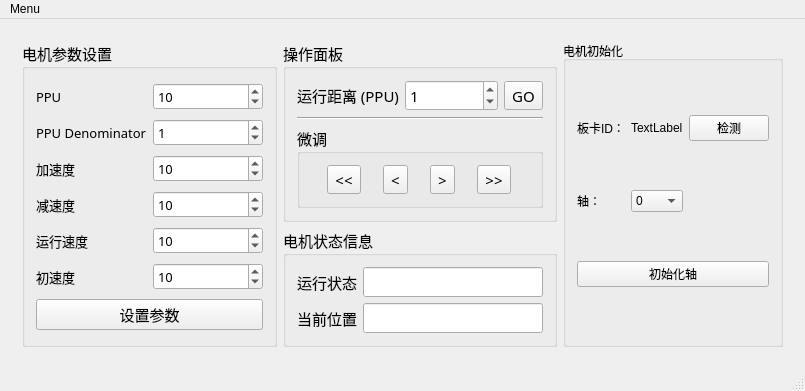
Above: MainWindow.ui from Maplefsnow/MapControlSys before the change. Below: the same form after it.
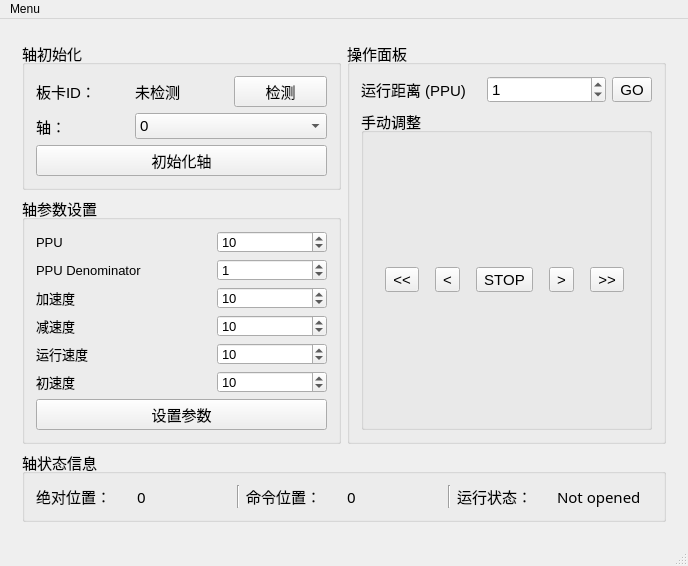
That is the form after the change. Custom widgets are drawn as their Qt base class.

```diff
--- a/MainWindow.ui
+++ b/MainWindow.ui
@@ -6,464 +6,36 @@
    <rect>
     <x>0</x>
     <y>0</y>
-    <width>805</width>
-    <height>360</height>
+    <width>688</width>
+    <height>537</height>
    </rect>
   </property>
   <property name="windowTitle">
    <string>MainWindow</string>
   </property>
   <widget class="QWidget" name="centralWidget">
-   <layout class="QGridLayout" name="gridLayout_5">
-    <item row="0" column="0">
+   <layout class="QGridLayout" name="gridLayout_4">
+    <item row="1" column="0">
      <widget class="MotorPanel" name="motorWidget" native="true">
-      <layout class="QGridLayout" name="gridLayout_3">
-       <item row="0" column="0" rowspan="2">
-        <widget class="QGroupBox" name="groupBox">
-         <property name="font">
-          <font>
-           <family>阿里巴巴普惠体 2.0 55 Regular</family>
-           <pointsize>11</pointsize>
-           <italic>false</italic>
-           <bold>false</bold>
-          </font>
-         </property>
-         <property name="title">
-          <string>电机参数设置</string>
-         </property>
-         <layout class="QGridLayout" name="gridLayout_2">
-          <item row="5" column="0">
-           <widget class="QLabel" name="label_3">
-            <property name="font">
-             <font>
-              <family>阿里巴巴普惠体 2.0 55 Regular</family>
-              <pointsize>10</pointsize>
-              <italic>false</italic>
-              <bold>false</bold>
-             </font>
-            </property>
-            <property name="text">
-             <string>初速度</string>
-            </property>
-           </widget>
-          </item>
-          <item row="3" column="0">
-           <widget class="QLabel" name="label_6">
-            <property name="font">
-             <font>
-              <family>阿里巴巴普惠体 2.0 55 Regular</family>
-              <pointsize>10</pointsize>
-              <italic>false</italic>
-              <bold>false</bold>
-             </font>
-            </property>
-            <property name="text">
-             <string>减速度</string>
-            </property>
-           </widget>
-          </item>
-          <item row="2" column="0">
-           <widget class="QLabel" name="label_5">
-            <property name="font">
-             <font>
-              <family>阿里巴巴普惠体 2.0 55 Regular</family>
-              <pointsize>10</pointsize>
-              <italic>false</italic>
-              <bold>false</bold>
-             </font>
-            </property>
-            <property name="text">
-             <string>加速度</string>
-            </property>
-           </widget>
-          </item>
-          <item row="5" column="1">
-           <widget class="QSpinBox" name="spinBox_initVel">
-            <property name="minimumSize">
-             <size>
-              <width>110</width>
-              <height>22</height>
-             </size>
-            </property>
-            <property name="font">
-             <font>
-              <family>阿里巴巴普惠体 2.0 55 Regular</family>
-              <pointsize>10</pointsize>
-              <italic>false</italic>
-              <bold>false</bold>
-              <kerning>true</kerning>
-             </font>
-            </property>
-            <property name="mouseTracking">
-             <bool>false</bool>
-            </property>
-            <property name="tabletTracking">
-             <bool>false</bool>
-            </property>
-            <property name="contextMenuPolicy">
-             <enum>Qt::DefaultContextMenu</enum>
-            </property>
-            <property name="minimum">
-             <number>0</number>
-            </property>
-            <property name="maximum">
-             <number>10000000</number>
-            </property>
-            <property name="value">
-             <number>10</number>
-            </property>
-           </widget>
-          </item>
-          <item row="4" column="1">
-           <widget class="QSpinBox" name="spinBox_runningVel">
-            <property name="minimumSize">
-             <size>
-              <width>110</width>
-              <height>22</height>
-             </size>
-            </property>
-            <property name="font">
-             <font>
-              <family>阿里巴巴普惠体 2.0 55 Regular</family>
-              <pointsize>10</pointsize>
-              <italic>false</italic>
-              <bold>false</bold>
-              <kerning>true</kerning>
-             </font>
-            </property>
-            <property name="mouseTracking">
-             <bool>false</bool>
-            </property>
-            <property name="tabletTracking">
-             <bool>false</bool>
-            </property>
-            <property name="contextMenuPolicy">
-             <enum>Qt::DefaultContextMenu</enum>
-            </property>
-            <property name="minimum">
-             <number>0</number>
-            </property>
-            <property name="maximum">
-             <number>10000000</number>
-            </property>
-            <property name="value">
-             <number>10</number>
-            </property>
-           </widget>
-          </item>
-          <item row="1" column="0">
-           <widget class="QLabel" name="label_2">
-            <property name="font">
-             <font>
-              <family>阿里巴巴普惠体 2.0 55 Regular</family>
-              <pointsize>10</pointsize>
-              <italic>false</italic>
-              <bold>false</bold>
-             </font>
-            </property>
-            <property name="text">
-             <string>PPU Denominator</string>
-            </property>
-           </widget>
-          </item>
-          <item row="1" column="1">
-           <widget class="QSpinBox" name="spinBox_PPUDenominator">
-            <property name="minimumSize">
-             <size>
-              <width>110</width>
-              <height>22</height>
-             </size>
-            </property>
-            <property name="font">
-             <font>
-              <family>阿里巴巴普惠体 2.0 55 Regular</family>
-              <pointsize>10</pointsize>
-              <italic>false</italic>
-              <bold>false</bold>
-              <kerning>true</kerning>
-             </font>
-            </property>
-            <property name="mouseTracking">
-             <bool>false</bool>
-            </property>
-            <property name="tabletTracking">
-             <bool>false</bool>
-            </property>
-            <property name="contextMenuPolicy">
-             <enum>Qt::DefaultContextMenu</enum>
-            </property>
-            <property name="minimum">
-             <number>0</number>
-            </property>
-            <property name="maximum">
-             <number>10000000</number>
-            </property>
-            <property name="value">
-             <number>1</number>
-            </property>
-           </widget>
-          </item>
-          <item row="4" column="0">
-           <widget class="QLabel" name="label_4">
-            <property name="font">
-             <font>
-              <family>阿里巴巴普惠体 2.0 55 Regular</family>
-              <pointsize>10</pointsize>
-              <italic>false</italic>
-              <bold>false</bold>
-             </font>
-            </property>
-            <property name="text">
-             <string>运行速度</string>
-            </property>
-           </widget>
-          </item>
-          <item row="0" column="1">
-           <widget class="QSpinBox" name="spinBox_PPU">
-            <property name="minimumSize">
-             <size>
-              <width>110</width>
-              <height>22</height>
-             </size>
-            </property>
-            <property name="font">
-             <font>
-              <family>阿里巴巴普惠体 2.0 55 Regular</family>
-              <pointsize>10</pointsize>
-              <italic>false</italic>
-              <bold>false</bold>
-              <kerning>true</kerning>
-             </font>
-            </property>
-            <property name="mouseTracking">
-             <bool>false</bool>
-            </property>
-            <property name="tabletTracking">
-             <bool>false</bool>
-            </property>
-            <property name="contextMenuPolicy">
-             <enum>Qt::DefaultContextMenu</enum>
-            </property>
-            <property name="minimum">
-             <number>0</number>
-            </property>
-            <property name="maximum">
-             <number>10000000</number>
-            </property>
-            <property name="value">
-             <number>10</number>
-            </property>
-           </widget>
-          </item>
-          <item row="0" column="0">
-           <widget class="QLabel" name="label">
-            <property name="font">
-             <font>
-              <family>阿里巴巴普惠体 2.0 55 Regular</family>
-              <pointsize>10</pointsize>
-              <italic>false</italic>
-              <bold>false</bold>
-             </font>
-            </property>
-            <property name="text">
-             <string>PPU</string>
-            </property>
-           </widget>
-          </item>
-          <item row="3" column="1">
-           <widget class="QSpinBox" name="spinBox_dec">
-            <property name="minimumSize">
-             <size>
-              <width>110</width>
-              <height>22</height>
-             </size>
-            </property>
-            <property name="sizeIncrement">
-             <size>
-              <width>1</width>
-              <height>1111</height>
-             </size>
-            </property>
-            <property name="font">
-             <font>
-              <family>阿里巴巴普惠体 2.0 55 Regular</family>
-              <pointsize>10</pointsize>
-              <italic>false</italic>
-              <bold>false</bold>
-              <kerning>true</kerning>
-             </font>
-            </property>
-            <property name="mouseTracking">
-             <bool>false</bool>
-            </property>
-            <property name="tabletTracking">
-             <bool>false</bool>
-            </property>
-            <property name="contextMenuPolicy">
-             <enum>Qt::DefaultContextMenu</enum>
-            </property>
-            <property name="minimum">
-             <number>0</number>
-            </property>
-            <property name="maximum">
-             <number>10000000</number>
-            </property>
-            <property name="value">
-             <number>10</number>
-            </property>
-           </widget>
-          </item>
-          <item row="2" column="1">
-           <widget class="QSpinBox" name="spinBox_acc">
-            <property name="minimumSize">
-             <size>
-              <width>110</width>
-              <height>22</height>
-             </size>
-            </property>
-            <property name="font">
-             <font>
-              <family>阿里巴巴普惠体 2.0 55 Regular</family>
-              <pointsize>10</pointsize>
-              <italic>false</italic>
-              <bold>false</bold>
-              <kerning>true</kerning>
-             </font>
-            </property>
-            <property name="mouseTracking">
-             <bool>false</bool>
-            </property>
-            <property name="tabletTracking">
-             <bool>false</bool>
-            </property>
-            <property name="contextMenuPolicy">
-             <enum>Qt::DefaultContextMenu</enum>
-            </property>
-            <property name="minimum">
-             <number>0</number>
-            </property>
-            <property name="maximum">
-             <number>10000000</number>
-            </property>
-            <property name="value">
-             <number>10</number>
-            </property>
-           </widget>
-          </item>
-          <item row="6" column="0" colspan="2">
-           <widget class="QPushButton" name="paramsSetButton">
-            <property name="text">
-             <string>设置参数</string>
-            </property>
-            <property name="autoDefault">
-             <bool>false</bool>
-            </property>
-            <property name="default">
-             <bool>false</bool>
-            </property>
-            <property name="flat">
-             <bool>false</bool>
-            </property>
-           </widget>
-          </item>
-         </layout>
-        </widget>
-       </item>
-       <item row="0" column="1">
-        <widget class="QGroupBox" name="groupBox_3">
-         <property name="font">
-          <font>
-           <family>阿里巴巴普惠体 2.0 55 Regular</family>
-           <pointsize>11</pointsize>
-           <bold>false</bold>
-          </font>
-         </property>
-         <property name="title">
-          <string>操作面板</string>
-         </property>
-         <layout class="QGridLayout" name="gridLayout_4">
-          <item row="1" column="1">
-           <widget class="QSpinBox" name="spinBox_runDis">
-            <property name="minimum">
-             <number>-10000000</number>
-            </property>
-            <property name="maximum">
-             <number>10000000</number>
-            </property>
-            <property name="value">
-             <number>1</number>
-            </property>
-           </widget>
-          </item>
-          <item row="1" column="2">
-           <widget class="QToolButton" name="button_runDis">
-            <property name="text">
-             <string>GO</string>
-            </property>
-           </widget>
-          </item>
-          <item row="1" column="0">
-           <widget class="QLabel" name="label_9">
-            <property name="text">
-             <string>运行距离 (PPU)</string>
-            </property>
-           </widget>
-          </item>
-          <item row="2" column="0" colspan="3">
-           <widget class="Line" name="line">
-            <property name="orientation">
-             <enum>Qt::Horizontal</enum>
-            </property>
-           </widget>
-          </item>
-          <item row="3" column="0" colspan="3">
-           <widget class="QGroupBox" name="groupBox_4">
-            <property name="title">
-             <string>微调</string>
-            </property>
-            <layout class="QHBoxLayout" name="horizontalLayout">
-             <item>
-              <widget class="QToolButton" name="toolButton_3">
-               <property name="text">
-                <string>&lt;&lt;</string>
-               </property>
-              </widget>
-             </item>
-             <item>
-              <widget class="QToolButton" name="toolButton_4">
-               <property name="text">
-                <string>&lt;</string>
-               </property>
-              </widget>
-             </item>
-             <item>
-              <widget class="QToolButton" name="toolButton_5">
-               <property name="text">
-                <string>&gt;</string>
-               </property>
-              </widget>
-             </item>
-             <item>
-              <widget class="QToolButton" name="toolButton_6">
-               <property name="text">
-                <string>&gt;&gt;</string>
-               </property>
-              </widget>
-             </item>
-            </layout>
-           </widget>
-          </item>
-         </layout>
-        </widget>
-       </item>
-       <item row="0" column="2" rowspan="2">
+      <layout class="QGridLayout" name="gridLayout_5">
+       <item row="0" column="0">
         <widget class="QGroupBox" name="groupBox_5">
+         <property name="font">
+          <font>
+           <pointsize>11</pointsize>
+          </font>
+         </property>
          <property name="title">
-          <string>电机初始化</string>
+          <string>轴初始化</string>
          </property>
          <layout class="QGridLayout" name="gridLayout">
           <item row="0" column="0">
            <widget class="QLabel" name="label_10">
+            <property name="font">
+             <font>
+              <pointsize>11</pointsize>
+             </font>
+            </property>
             <property name="text">
              <string>板卡ID：</string>
             </property>
@@ -471,27 +43,59 @@
           </item>
           <item row="0" column="1">
            <widget class="QLabel" name="label_cardID">
+            <property name="font">
+             <font>
+              <pointsize>11</pointsize>
+             </font>
+            </property>
             <property name="text">
-             <string>TextLabel</string>
+             <string>未检测</string>
             </property>
            </widget>
           </item>
           <item row="0" column="2">
            <widget class="QPushButton" name="pushButton">
+            <property name="font">
+             <font>
+              <pointsize>11</pointsize>
+             </font>
+            </property>
             <property name="text">
              <string>检测</string>
             </property>
            </widget>
           </item>
+          <item row="2" column="0" colspan="3">
+           <widget class="QPushButton" name="pushButton_initAxis">
+            <property name="font">
+             <font>
+              <pointsize>11</pointsize>
+             </font>
+            </property>
+            <property name="text">
+             <string>初始化轴</string>
+            </property>
+           </widget>
+          </item>
           <item row="1" column="0">
            <widget class="QLabel" name="label_12">
+            <property name="font">
+             <font>
+              <pointsize>11</pointsize>
+             </font>
+            </property>
             <property name="text">
              <string>轴：</string>
             </property>
            </widget>
           </item>
-          <item row="1" column="1">
+          <item row="1" column="1" colspan="2">
            <widget class="QComboBox" name="comboBox_axisID">
+            <property name="font">
+             <font>
+              <pointsize>11</pointsize>
+             </font>
+            </property>
             <item>
              <property name="text">
               <string>0</string>
@@ -524,48 +128,636 @@
             </item>
            </widget>
           </item>
-          <item row="2" column="0" colspan="3">
-           <widget class="QPushButton" name="pushButton_initAxis">
+         </layout>
+        </widget>
+       </item>
+       <item row="0" column="1" rowspan="2">
+        <widget class="QGroupBox" name="groupBox_3">
+         <property name="font">
+          <font>
+           <family>Microsoft YaHei UI</family>
+           <pointsize>11</pointsize>
+           <bold>false</bold>
+          </font>
+         </property>
+         <property name="title">
+          <string>操作面板</string>
+         </property>
+         <layout class="QGridLayout" name="gridLayout_3">
+          <item row="0" column="0">
+           <widget class="QLabel" name="label_9">
+            <property name="font">
+             <font>
+              <family>Microsoft YaHei UI</family>
+              <pointsize>11</pointsize>
+              <bold>false</bold>
+             </font>
+            </property>
             <property name="text">
-             <string>初始化轴</string>
+             <string>运行距离 (PPU)</string>
             </property>
            </widget>
           </item>
+          <item row="0" column="1">
+           <widget class="QSpinBox" name="spinBox_runDis">
+            <property name="font">
+             <font>
+              <family>Microsoft YaHei UI</family>
+              <pointsize>11</pointsize>
+              <bold>false</bold>
+             </font>
+            </property>
+            <property name="minimum">
+             <number>-10000000</number>
+            </property>
+            <property name="maximum">
+             <number>10000000</number>
+            </property>
+            <property name="value">
+             <number>1</number>
+            </property>
+           </widget>
+          </item>
+          <item row="0" column="2">
+           <widget class="QToolButton" name="button_runDis">
+            <property name="font">
+             <font>
+              <family>Microsoft YaHei UI</family>
+              <pointsize>11</pointsize>
+              <bold>false</bold>
+             </font>
+            </property>
+            <property name="text">
+             <string>GO</string>
+            </property>
+           </widget>
+          </item>
+          <item row="1" column="0" colspan="3">
+           <widget class="QGroupBox" name="groupBox_4">
+            <property name="font">
+             <font>
+              <family>Microsoft YaHei UI</family>
+              <pointsize>11</pointsize>
+              <bold>false</bold>
+             </font>
+            </property>
+            <property name="title">
+             <string>手动调整</string>
+            </property>
+            <layout class="QHBoxLayout" name="horizontalLayout">
+             <item>
+              <widget class="QToolButton" name="toolButton_RevXCmove">
+               <property name="font">
+                <font>
+                 <family>Microsoft YaHei UI</family>
+                 <pointsize>11</pointsize>
+                 <bold>false</bold>
+                </font>
+               </property>
+               <property name="text">
+                <string>&lt;&lt;</string>
+               </property>
+              </widget>
+             </item>
+             <item>
+              <widget class="QToolButton" name="toolButton_RevXmove">
+               <property name="font">
+                <font>
+                 <family>Microsoft YaHei UI</family>
+                 <pointsize>11</pointsize>
+                 <bold>false</bold>
+                </font>
+               </property>
+               <property name="text">
+                <string>&lt;</string>
+               </property>
+              </widget>
+             </item>
+             <item>
+              <widget class="QToolButton" name="toolButton_stopMotor">
+               <property name="font">
+                <font>
+                 <family>Microsoft YaHei UI</family>
+                 <pointsize>11</pointsize>
+                 <bold>false</bold>
+                </font>
+               </property>
+               <property name="text">
+                <string>STOP</string>
+               </property>
+              </widget>
+             </item>
+             <item>
+              <widget class="QToolButton" name="toolButton_Xmove">
+               <property name="font">
+                <font>
+                 <family>Microsoft YaHei UI</family>
+                 <pointsize>11</pointsize>
+                 <bold>false</bold>
+                </font>
+               </property>
+               <property name="text">
+                <string>&gt;</string>
+               </property>
+              </widget>
+             </item>
+             <item>
+              <widget class="QToolButton" name="toolButton_6">
+               <property name="font">
+                <font>
+                 <family>Microsoft YaHei UI</family>
+                 <pointsize>11</pointsize>
+                 <bold>false</bold>
+                </font>
+               </property>
+               <property name="text">
+                <string>&gt;&gt;</string>
+               </property>
+              </widget>
+             </item>
+            </layout>
+           </widget>
+          </item>
          </layout>
         </widget>
        </item>
-       <item row="1" column="1">
+       <item row="1" column="0">
+        <widget class="QGroupBox" name="groupBox">
+         <property name="font">
+          <font>
+           <family>Microsoft YaHei UI</family>
+           <pointsize>11</pointsize>
+           <italic>false</italic>
+           <bold>false</bold>
+          </font>
+         </property>
+         <property name="title">
+          <string>轴参数设置</string>
+         </property>
+         <layout class="QGridLayout" name="gridLayout_2">
+          <item row="0" column="0">
+           <widget class="QLabel" name="label">
+            <property name="font">
+             <font>
+              <family>Microsoft YaHei UI</family>
+              <pointsize>10</pointsize>
+              <italic>false</italic>
+              <bold>false</bold>
+             </font>
+            </property>
+            <property name="text">
+             <string>PPU</string>
+            </property>
+           </widget>
+          </item>
+          <item row="6" column="0" colspan="3">
+           <widget class="QPushButton" name="paramsSetButton">
+            <property name="font">
+             <font>
+              <family>Microsoft YaHei UI</family>
+              <pointsize>11</pointsize>
+              <italic>false</italic>
+              <bold>false</bold>
+             </font>
+            </property>
+            <property name="text">
+             <string>设置参数</string>
+            </property>
+            <property name="autoDefault">
+             <bool>false</bool>
+            </property>
+            <property name="default">
+             <bool>false</bool>
+            </property>
+            <property name="flat">
+             <bool>false</bool>
+            </property>
+           </widget>
+          </item>
+          <item row="4" column="2">
+           <widget class="QSpinBox" name="spinBox_runningVel">
+            <property name="minimumSize">
+             <size>
+              <width>110</width>
+              <height>22</height>
+             </size>
+            </property>
+            <property name="font">
+             <font>
+              <family>Microsoft YaHei UI</family>
+              <pointsize>10</pointsize>
+              <italic>false</italic>
+              <bold>false</bold>
+             </font>
+            </property>
+            <property name="mouseTracking">
+             <bool>false</bool>
+            </property>
+            <property name="tabletTracking">
+             <bool>false</bool>
+            </property>
+            <property name="contextMenuPolicy">
+             <enum>Qt::DefaultContextMenu</enum>
+            </property>
+            <property name="minimum">
+             <number>0</number>
+            </property>
+            <property name="maximum">
+             <number>10000000</number>
+            </property>
+            <property name="value">
+             <number>10</number>
+            </property>
+           </widget>
+          </item>
+          <item row="1" column="0" colspan="2">
+           <widget class="QLabel" name="label_2">
+            <property name="font">
+             <font>
+              <family>Microsoft YaHei UI</family>
+              <pointsize>10</pointsize>
+              <italic>false</italic>
+              <bold>false</bold>
+             </font>
+            </property>
+            <property name="text">
+             <string>PPU Denominator</string>
+            </property>
+           </widget>
+          </item>
+          <item row="5" column="0" colspan="2">
+           <widget class="QLabel" name="label_3">
+            <property name="font">
+             <font>
+              <family>Microsoft YaHei UI</family>
+              <pointsize>10</pointsize>
+              <italic>false</italic>
+              <bold>false</bold>
+             </font>
+            </property>
+            <property name="text">
+             <string>初速度</string>
+            </property>
+           </widget>
+          </item>
+          <item row="4" column="0" colspan="2">
+           <widget class="QLabel" name="label_4">
+            <property name="font">
+             <font>
+              <family>Microsoft YaHei UI</family>
+              <pointsize>10</pointsize>
+              <italic>false</italic>
+              <bold>false</bold>
+             </font>
+            </property>
+            <property name="text">
+             <string>运行速度</string>
+            </property>
+           </widget>
+          </item>
+          <item row="0" column="2">
+           <widget class="QSpinBox" name="spinBox_PPU">
+            <property name="minimumSize">
+             <size>
+              <width>110</width>
+              <height>22</height>
+             </size>
+            </property>
+            <property name="font">
+             <font>
+              <family>Microsoft YaHei UI</family>
+              <pointsize>10</pointsize>
+              <italic>false</italic>
+              <bold>false</bold>
+             </font>
+            </property>
+            <property name="mouseTracking">
+             <bool>false</bool>
+            </property>
+            <property name="tabletTracking">
+             <bool>false</bool>
+            </property>
+            <property name="contextMenuPolicy">
+             <enum>Qt::DefaultContextMenu</enum>
+            </property>
+            <property name="minimum">
+             <number>0</number>
+            </property>
+            <property name="maximum">
+             <number>10000000</number>
+            </property>
+            <property name="value">
+             <number>10</number>
+            </property>
+           </widget>
+          </item>
+          <item row="2" column="2">
+           <widget class="QSpinBox" name="spinBox_acc">
+            <property name="minimumSize">
+             <size>
+              <width>110</width>
+              <height>22</height>
+             </size>
+            </property>
+            <property name="font">
+             <font>
+              <family>Microsoft YaHei UI</family>
+              <pointsize>10</pointsize>
+              <italic>false</italic>
+              <bold>false</bold>
+             </font>
+            </property>
+            <property name="mouseTracking">
+             <bool>false</bool>
+            </property>
+            <property name="tabletTracking">
+             <bool>false</bool>
+            </property>
+            <property name="contextMenuPolicy">
+             <enum>Qt::DefaultContextMenu</enum>
+            </property>
+            <property name="minimum">
+             <number>0</number>
+            </property>
+            <property name="maximum">
+             <number>10000000</number>
+            </property>
+            <property name="value">
+             <number>10</number>
+            </property>
+           </widget>
+          </item>
+          <item row="3" column="0" colspan="2">
+           <widget class="QLabel" name="label_6">
+            <property name="font">
+             <font>
+              <family>Microsoft YaHei UI</family>
+              <pointsize>10</pointsize>
+              <italic>false</italic>
+              <bold>false</bold>
+             </font>
+            </property>
+            <property name="text">
+             <string>减速度</string>
+            </property>
+           </widget>
+          </item>
+          <item row="1" column="2">
+           <widget class="QSpinBox" name="spinBox_PPUDenominator">
+            <property name="minimumSize">
+             <size>
+              <width>110</width>
+              <height>22</height>
+             </size>
+            </property>
+            <property name="font">
+             <font>
+              <family>Microsoft YaHei UI</family>
+              <pointsize>10</pointsize>
+              <italic>false</italic>
+              <bold>false</bold>
+             </font>
+            </property>
+            <property name="mouseTracking">
+             <bool>false</bool>
+            </property>
+            <property name="tabletTracking">
+             <bool>false</bool>
+            </property>
+            <property name="contextMenuPolicy">
+             <enum>Qt::DefaultContextMenu</enum>
+            </property>
+            <property name="minimum">
+             <number>0</number>
+            </property>
+            <property name="maximum">
+             <number>10000000</number>
+            </property>
+            <property name="value">
+             <number>1</number>
+            </property>
+           </widget>
+          </item>
+          <item row="3" column="2">
+           <widget class="QSpinBox" name="spinBox_dec">
+            <property name="minimumSize">
+             <size>
+              <width>110</width>
+              <height>22</height>
+             </size>
+            </property>
+            <property name="sizeIncrement">
+             <size>
+              <width>1</width>
+              <height>1111</height>
+             </size>
+            </property>
+            <property name="font">
+             <font>
+              <family>Microsoft YaHei UI</family>
+              <pointsize>10</pointsize>
+              <italic>false</italic>
+              <bold>false</bold>
+             </font>
+            </property>
+            <property name="mouseTracking">
+             <bool>false</bool>
+            </property>
+            <property name="tabletTracking">
+             <bool>false</bool>
+            </property>
+            <property name="contextMenuPolicy">
+             <enum>Qt::DefaultContextMenu</enum>
+            </property>
+            <property name="minimum">
+             <number>0</number>
+            </property>
+            <property name="maximum">
+             <number>10000000</number>
+            </property>
+            <property name="value">
+             <number>10</number>
+            </property>
+           </widget>
+          </item>
+          <item row="5" column="2">
+           <widget class="QSpinBox" name="spinBox_initVel">
+            <property name="minimumSize">
+             <size>
+              <width>110</width>
+              <height>22</height>
+             </size>
+            </property>
+            <property name="font">
+             <font>
+              <family>Microsoft YaHei UI</family>
+              <pointsize>10</pointsize>
+              <italic>false</italic>
+              <bold>false</bold>
+             </font>
+            </property>
+            <property name="mouseTracking">
+             <bool>false</bool>
+            </property>
+            <property name="tabletTracking">
+             <bool>false</bool>
+            </property>
+            <property name="contextMenuPolicy">
+             <enum>Qt::DefaultContextMenu</enum>
+            </property>
+            <property name="minimum">
+             <number>0</number>
+            </property>
+            <property name="maximum">
+             <number>10000000</number>
+            </property>
+            <property name="value">
+             <number>10</number>
+            </property>
+           </widget>
+          </item>
+          <item row="2" column="0" colspan="2">
+           <widget class="QLabel" name="label_5">
+            <property name="font">
+             <font>
+              <family>Microsoft YaHei UI</family>
+              <pointsize>10</pointsize>
+              <italic>false</italic>
+              <bold>false</bold>
+             </font>
+            </property>
+            <property name="text">
+             <string>加速度</string>
+            </property>
+           </widget>
+          </item>
+         </layout>
+        </widget>
+       </item>
+       <item row="2" column="0" colspan="2">
         <widget class="QGroupBox" name="groupBox_2">
          <property name="font">
           <font>
-           <family>阿里巴巴普惠体 2.0 55 Regular</family>
+           <family>Microsoft YaHei UI</family>
            <pointsize>11</pointsize>
            <bold>false</bold>
           </font>
          </property>
          <property name="title">
-          <string>电机状态信息</string>
+          <string>轴状态信息</string>
          </property>
-         <layout class="QFormLayout" name="formLayout">
-          <item row="0" column="0">
-           <widget class="QLabel" name="label_7">
+         <layout class="QHBoxLayout" name="horizontalLayout_2">
+          <item>
+           <widget class="QLabel" name="label_11">
+            <property name="font">
+             <font>
+              <family>Microsoft YaHei</family>
+              <pointsize>11</pointsize>
+              <bold>false</bold>
+             </font>
+            </property>
             <property name="text">
-             <string>运行状态</string>
+             <string>绝对位置：</string>
             </property>
            </widget>
           </item>
-          <item row="0" column="1">
-           <widget class="QLineEdit" name="lineEdit_runningStatus"/>
+          <item>
+           <widget class="QLabel" name="label_realPos">
+            <property name="font">
+             <font>
+              <family>Microsoft YaHei</family>
+              <pointsize>11</pointsize>
+              <bold>false</bold>
+             </font>
+            </property>
+            <property name="text">
+             <string>0</string>
+            </property>
+           </widget>
           </item>
-          <item row="1" column="0">
+          <item>
+           <widget class="Line" name="line_3">
+            <property name="font">
+             <font>
+              <family>Microsoft YaHei</family>
+              <pointsize>11</pointsize>
+              <bold>false</bold>
+             </font>
+            </property>
+            <property name="orientation">
+             <enum>Qt::Vertical</enum>
+            </property>
+           </widget>
+          </item>
+          <item>
            <widget class="QLabel" name="label_8">
+            <property name="font">
+             <font>
+              <family>Microsoft YaHei</family>
+              <pointsize>11</pointsize>
+              <bold>false</bold>
+             </font>
+            </property>
             <property name="text">
-             <string>当前位置</string>
+             <string>命令位置：</string>
             </property>
            </widget>
           </item>
-          <item row="1" column="1">
-           <widget class="QLineEdit" name="lineEdit_nowPos"/>
+          <item>
+           <widget class="QLabel" name="label_cmdPos">
+            <property name="font">
+             <font>
+              <family>Microsoft YaHei</family>
+              <pointsize>11</pointsize>
+              <bold>false</bold>
+             </font>
+            </property>
+            <property name="text">
+             <string>0</string>
+            </property>
+           </widget>
+          </item>
+          <item>
+           <widget class="Line" name="line_2">
+            <property name="font">
+             <font>
+              <family>Microsoft YaHei</family>
+              <pointsize>11</pointsize>
+              <bold>false</bold>
+             </font>
+            </property>
+            <property name="orientation">
+             <enum>Qt::Vertical</enum>
+            </property>
+           </widget>
+          </item>
+          <item>
+           <widget class="QLabel" name="label_7">
+            <property name="font">
+             <font>
+              <family>Microsoft YaHei</family>
+              <pointsize>11</pointsize>
+              <bold>false</bold>
+             </font>
+            </property>
+            <property name="text">
+             <string>运行状态：</string>
+            </property>
+           </widget>
+          </item>
+          <item>
+           <widget class="QLabel" name="label_status">
+            <property name="font">
+             <font>
+              <family>Microsoft YaHei</family>
+              <pointsize>11</pointsize>
+              <bold>false</bold>
+             </font>
+            </property>
+            <property name="text">
+             <string>Not opened</string>
+            </property>
+           </widget>
           </item>
          </layout>
         </widget>
@@ -580,7 +772,7 @@
     <rect>
      <x>0</x>
      <y>0</y>
-     <width>805</width>
+     <width>688</width>
      <height>22</height>
     </rect>
    </property>
```
Left out of the diff: 149 changed lines with no effect on the pictures.
